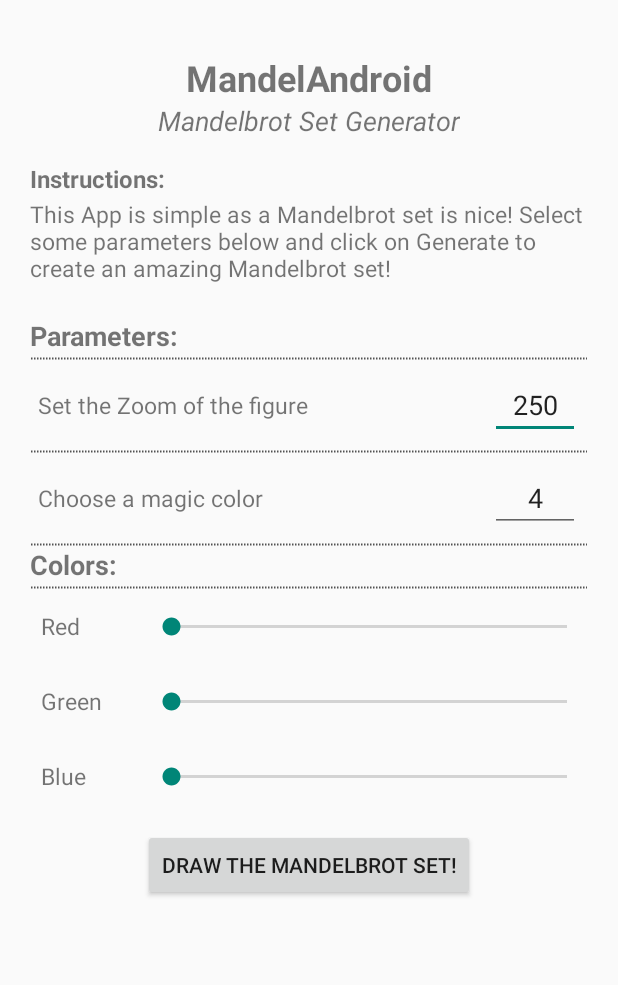
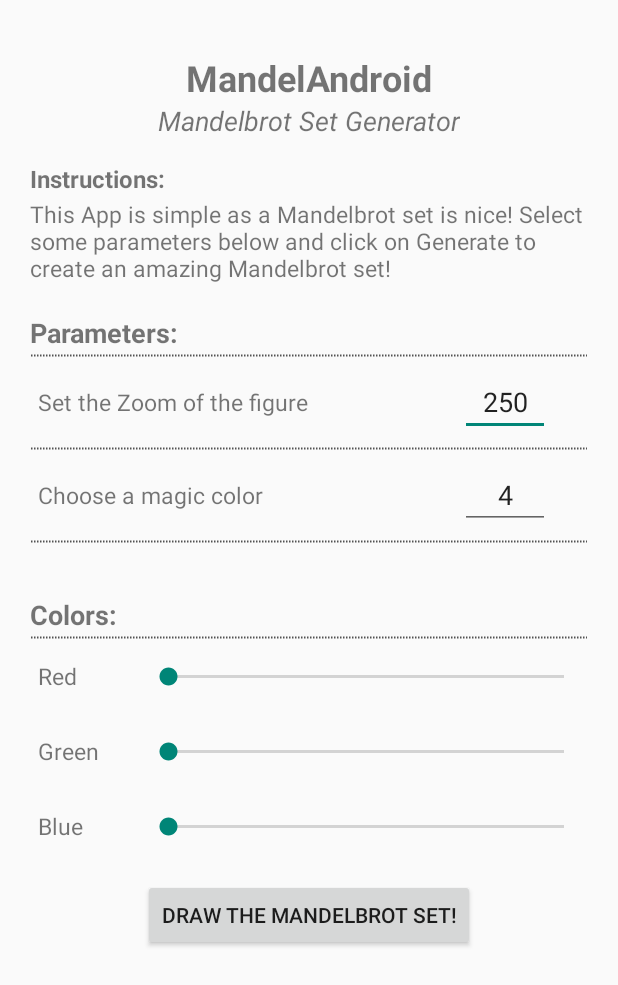
Before and after one commit to jbiral/MandelAndroid, an Android app: the screen it shows after launch (ChooseParametersActivity), on a phone screen of 412 x 824 dp. Shown: the top 985 px of the screen. Run offline under Robolectric (Android 15) with nearby library versions, the phone set to English and light mode, and no system bars.

Commit message:
Updated the layout using xml values

```diff
--- a/app/src/main/res/layout/choose_parameter_layout.xml
+++ b/app/src/main/res/layout/choose_parameter_layout.xml
@@ -10,7 +10,7 @@
         android:layout_width="match_parent"
         android:layout_height="wrap_content"
         android:layout_alignParentTop="true"
-        android:padding="20dp">
+        android:padding="@dimen/title_block_padding">
 
         <TextView
             android:id="@+id/tv_title"
@@ -49,7 +49,6 @@
             android:layout_alignParentStart="true"
             android:layout_below="@+id/tv_instructions"
             android:gravity="fill_horizontal"
-            android:paddingBottom="2dp"
             android:text="@string/app_instructions_text" />
 
     </RelativeLayout>
@@ -57,39 +56,33 @@
     <ScrollView
         android:layout_width="match_parent"
         android:layout_height="wrap_content"
-        android:layout_below="@id/title_container">
+        android:layout_below="@id/title_container"
+        android:requiresFadingEdge="vertical" >
 
         <LinearLayout
             android:layout_width="match_parent"
             android:layout_height="wrap_content"
-
-            android:orientation="vertical"
-            android:gravity="center_horizontal">
+            android:layout_marginLeft="@dimen/parameters_list_margin_left_right"
+            android:layout_marginRight="@dimen/parameters_list_margin_left_right"
+            android:gravity="center_horizontal"
+            android:orientation="vertical" >
 
             <TextView
                 style="@style/SmallTitle"
                 android:layout_gravity="left"
                 android:textSize="18sp"
-                android:layout_marginLeft="20dp"
                 android:layout_marginTop="0dp"
                 android:gravity="center"
                 android:text="Parameters:" />
 
-            <ImageView
-                android:layout_width="match_parent"
-                android:layout_height="2dp"
-                android:layout_marginLeft="20dp"
-                android:layout_marginRight="20dp"
-                android:layerType="software"
-                android:src="@drawable/dotted_line"/>
+            <ImageView style="@style/VerticalLineSeparator" />
 
             <RelativeLayout
                 android:layout_width="match_parent"
-                android:layout_height="60dp">
+                android:layout_height="@dimen/parameter_block_height">
 
                 <TextView
                     style="@style/NormalListText"
-                    android:layout_marginLeft="5dp"
                     android:text="Set the Zoom of the figure" />
 
                 <EditText
@@ -105,21 +98,14 @@
 
             </RelativeLayout>
 
-            <ImageView
-                android:layout_width="match_parent"
-                android:layout_height="2dp"
-                android:layout_marginLeft="20dp"
-                android:layout_marginRight="20dp"
-                android:layerType="software"
-                android:src="@drawable/dotted_line"/>
+            <ImageView style="@style/VerticalLineSeparator" />
 
             <RelativeLayout
                 android:layout_width="match_parent"
-                android:layout_height="60dp">
+                android:layout_height="@dimen/parameter_block_height">
 
                 <TextView
                     style="@style/NormalListText"
-                    android:layout_marginLeft="5dp"
                     android:text="Choose a magic color" />
 
                 <EditText
@@ -135,37 +121,23 @@
 
             </RelativeLayout>
 
-            <ImageView
-                android:layout_width="match_parent"
-                android:layout_height="2dp"
-                android:layout_marginLeft="20dp"
-                android:layout_marginRight="20dp"
-                android:layerType="software"
-                android:src="@drawable/dotted_line"/>
+            <ImageView style="@style/VerticalLineSeparator" />
 
             <TextView
                 style="@style/SmallTitle"
+                android:layout_height="@dimen/parameter_block_height"
                 android:layout_gravity="left"
                 android:textSize="18sp"
-                android:layout_marginLeft="20dp"
                 android:layout_marginTop="0dp"
-                android:gravity="center"
+                android:gravity="bottom|center"
                 android:text="Colors:" />
 
-            <ImageView
-                android:layout_width="match_parent"
-                android:layout_height="2dp"
-                android:layout_marginLeft="20dp"
-                android:layout_marginRight="20dp"
-                android:layerType="software"
-                android:src="@drawable/dotted_line"/>
+            <ImageView style="@style/VerticalLineSeparator" />
 
             <!-- Must do a TableLayout -->
             <TableLayout
                 android:layout_width="match_parent"
                 android:layout_height="wrap_content"
-                android:layout_marginLeft="10dp"
-                android:layout_marginRight="15dp"
                 android:orientation="horizontal">
 
                 <TableRow
--- a/app/src/main/res/values/dimens.xml
+++ b/app/src/main/res/values/dimens.xml
@@ -2,4 +2,10 @@
     <!-- Default screen margins, per the Android Design guidelines. -->
     <dimen name="activity_horizontal_margin">16dp</dimen>
     <dimen name="activity_vertical_margin">16dp</dimen>
+
+    <!-- Title screen and parameters -->
+    <dimen name="title_block_padding">20dp</dimen>
+    <dimen name="parameters_list_margin_left_right">20dp</dimen>
+    <dimen name="line_separator_height">2dp</dimen>
+    <dimen name="parameter_block_height">60dp</dimen>
 </resources>
--- a/app/src/main/res/values/styles.xml
+++ b/app/src/main/res/values/styles.xml
@@ -31,8 +31,15 @@
         <item name="android:layout_height">wrap_content</item>
         <item name="android:layout_alignParentLeft">true</item>
         <item name="android:layout_centerVertical">true</item>
-        <item name="android:paddingLeft">20dp</item>
+        <item name="android:paddingLeft">5dp</item>
         <item name="android:textSize">15sp</item>
     </style>
 
+    <style name="VerticalLineSeparator">
+        <item name="android:layout_width">match_parent</item>
+        <item name="android:layout_height">@dimen/line_separator_height</item>
+        <item name="android:layerType">software</item>
+        <item name="android:src">@drawable/dotted_line</item>
+    </style>
+
 </resources>
```
Also changed, not shown: app/build.gradle (line endings or trailing spaces).
